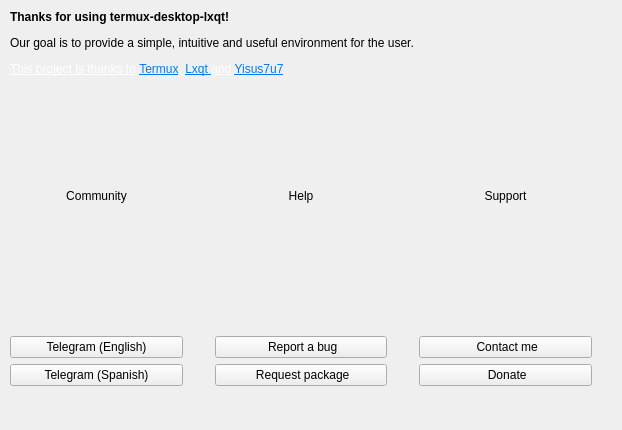
The window that mainwindow.ui (Yisus7u7/termux-lxqt-welcome) describes before a commit, drawn with Qt 5.
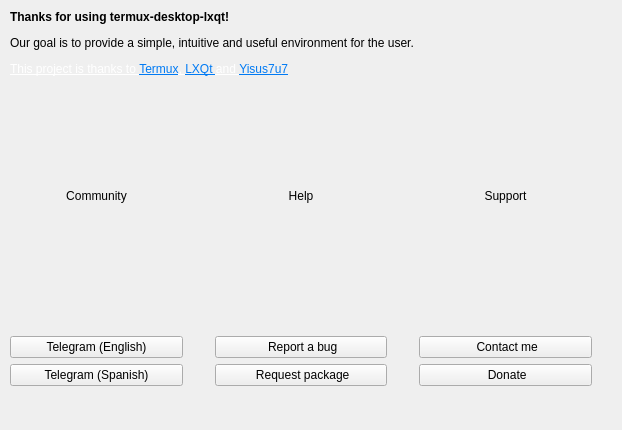
The same window after the commit. Icons and pictures are not drawn.

Patch:
```diff
--- a/mainwindow.ui
+++ b/mainwindow.ui
@@ -31,7 +31,7 @@
      <item row="0" column="0" colspan="5">
       <widget class="QLabel" name="label">
        <property name="text">
-        <string>&lt;html&gt;&lt;head/&gt;&lt;body&gt;&lt;p align=&quot;justify&quot;&gt;&lt;img src=&quot;:/resources/helix_lxqt.png&quot; width=&quot;300&quot; height=&quot;120&quot;/&gt;&lt;/p&gt;&lt;p align=&quot;justify&quot;&gt;&lt;span style=&quot; font-weight:600;&quot;&gt;Thanks for using termux-desktop-lxqt!&lt;/span&gt;&lt;/p&gt;&lt;p align=&quot;justify&quot;&gt;Our goal is to provide a simple, intuitive and useful environment for the user.&lt;/p&gt;&lt;p align=&quot;justify&quot;&gt;&lt;a href=&quot;https://termux.org&quot;&gt;&lt;span style=&quot; color:#ffffff;&quot;&gt;This project is thanks to &lt;/span&gt;&lt;/a&gt;&lt;a href=&quot;https://termux.org&quot;&gt;&lt;span style=&quot; color:#007af4;&quot;&gt;Termux&lt;/span&gt;&lt;/a&gt;&lt;a href=&quot;https://termux.org&quot;&gt;&lt;span style=&quot; color:#ffffff;&quot;&gt;, &lt;/span&gt;&lt;/a&gt;&lt;a href=&quot;https://lxqt-project.org/&quot;&gt;&lt;span style=&quot; color:#007af4;&quot;&gt;Lxqt &lt;/span&gt;&lt;/a&gt;&lt;a href=&quot;https://lxqt-project.org/&quot;&gt;&lt;span style=&quot; color:#ffffff;&quot;&gt;and &lt;/span&gt;&lt;/a&gt;&lt;a href=&quot;https://github.com/Yisus7u7&quot;&gt;&lt;span style=&quot; color:#007af4;&quot;&gt;Yisus7u7&lt;/span&gt;&lt;/a&gt;&lt;/p&gt;&lt;/body&gt;&lt;/html&gt;</string>
+        <string>&lt;html&gt;&lt;head/&gt;&lt;body&gt;&lt;p align=&quot;justify&quot;&gt;&lt;img src=&quot;:/resources/helix_lxqt.png&quot; width=&quot;300&quot; height=&quot;120&quot;/&gt;&lt;/p&gt;&lt;p align=&quot;justify&quot;&gt;&lt;span style=&quot; font-weight:600;&quot;&gt;Thanks for using termux-desktop-lxqt!&lt;/span&gt;&lt;/p&gt;&lt;p align=&quot;justify&quot;&gt;Our goal is to provide a simple, intuitive and useful environment for the user.&lt;/p&gt;&lt;p align=&quot;justify&quot;&gt;&lt;a href=&quot;https://termux.org&quot;&gt;&lt;span style=&quot; color:#ffffff;&quot;&gt;This project is thanks to &lt;/span&gt;&lt;/a&gt;&lt;a href=&quot;https://termux.org&quot;&gt;&lt;span style=&quot; color:#007af4;&quot;&gt;Termux&lt;/span&gt;&lt;/a&gt;&lt;a href=&quot;https://termux.org&quot;&gt;&lt;span style=&quot; color:#ffffff;&quot;&gt;, &lt;/span&gt;&lt;/a&gt;&lt;a href=&quot;https://lxqt-project.org/&quot;&gt;&lt;span style=&quot; color:#007af4;&quot;&gt;LXQt &lt;/span&gt;&lt;/a&gt;&lt;a href=&quot;https://lxqt-project.org/&quot;&gt;&lt;span style=&quot; color:#ffffff;&quot;&gt;and &lt;/span&gt;&lt;/a&gt;&lt;a href=&quot;https://github.com/Yisus7u7&quot;&gt;&lt;span style=&quot; color:#007af4;&quot;&gt;Yisus7u7&lt;/span&gt;&lt;/a&gt;&lt;/p&gt;&lt;/body&gt;&lt;/html&gt;</string>
        </property>
       </widget>
      </item>
```
Left out of the diff: 2 changed lines with no effect on the pictures.
